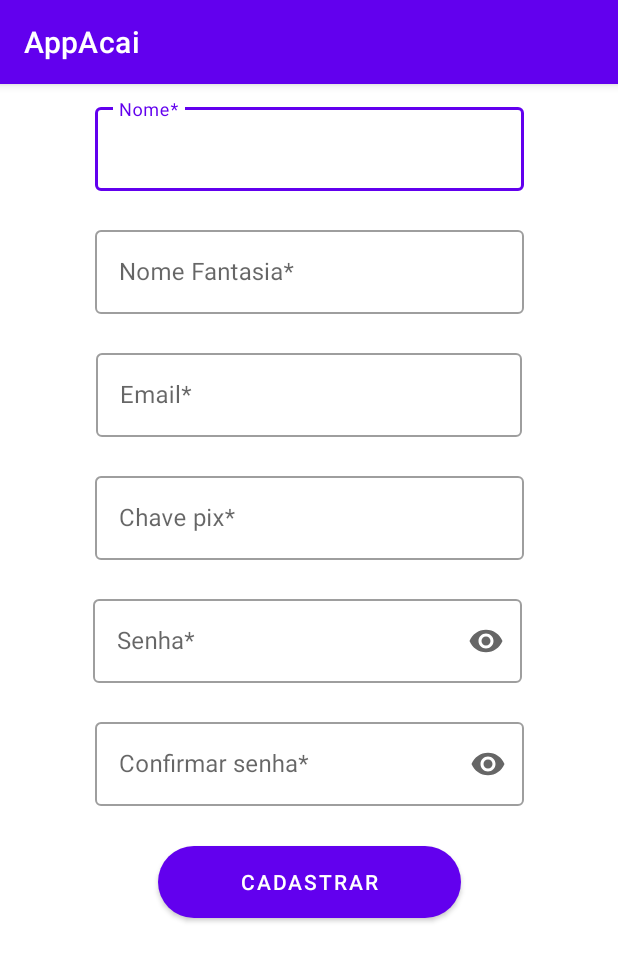
After one commit to Victor-Drt/ifam-devm-appacai, an Android app: the CadastrarUsuarioActivity screen opened directly, with no data from a screen before it, on a phone screen of 412 x 824 dp. The commit adds this screen. Shown: the top 961 px of the screen. Run offline under Robolectric (Android 15) with nearby library versions, the phone set to English and light mode, and no system bars; libraries missing offline, so code that uses them is left out: org.jetbrains.anko.

Commit message:
add: back-end de cadastro de usuario

```diff
--- a/AppAcai/app/src/main/AndroidManifest.xml
+++ b/AppAcai/app/src/main/AndroidManifest.xml
@@ -10,6 +10,9 @@
         android:supportsRtl="true"
         android:theme="@style/Theme.AppAcai">
         <activity
+            android:name=".ui.cadastro_user.CadastrarUsuarioActivity"
+            android:exported="false" />
+        <activity
             android:name=".MainActivity"
             android:exported="true">
             <intent-filter>
--- a/AppAcai/app/src/main/java/com/ifam/devm/appacai/model/Usuario.kt
+++ b/AppAcai/app/src/main/java/com/ifam/devm/appacai/model/Usuario.kt
@@ -19,8 +19,8 @@ data class Usuario (
         var nomeEmpresa: String = "",
         @ColumnInfo(name = COLUMN_EMAIL)
         var email: String = "",
+        @ColumnInfo(name = COLUMN_CHAVEPIX)
+        var chavePix: String = "",
         @ColumnInfo(name = COLUMN_SENHA)
         var senha: String = "",
-        @ColumnInfo(name = COLUMN_CHAVEPIX)
-        var chavePix: String = "",
 ) : Parcelable
--- /dev/null
+++ b/AppAcai/app/src/main/java/com/ifam/devm/appacai/ui/cadastro_user/CadastrarUsuarioActivity.kt
@@ -0,0 +1,125 @@
+package com.ifam.devm.appacai.ui.cadastro_user
+
+import android.content.Intent
+import androidx.appcompat.app.AppCompatActivity
+import android.os.Bundle
+import android.util.Log
+import android.util.Patterns
+import com.ifam.devm.appacai.MainActivity
+import com.ifam.devm.appacai.R
+import com.ifam.devm.appacai.model.Usuario
+import com.ifam.devm.appacai.repository.room.AppDatabase
+import kotlinx.android.synthetic.main.activity_cadastrar_usuario.*
+import org.jetbrains.anko.doAsync
+import java.util.regex.Matcher
+
+class CadastrarUsuarioActivity : AppCompatActivity() {
+    private lateinit var nome: String
+    private lateinit var nomeFantasia: String
+    private lateinit var email: String
+    private lateinit var chavePix: String
+    private lateinit var senha: String
+    private lateinit var senhaConfirmar: String
+
+    override fun onCreate(savedInstanceState: Bundle?) {
+        super.onCreate(savedInstanceState)
+        setContentView(R.layout.activity_cadastrar_usuario)
+
+        setNullFields()
+
+//      quando o botão cadastrar for clicado é iniciado o processo abaixo
+        btCadastrar.setOnClickListener {
+            //instanciando usuario com os dados da textView
+            if(validarDados()) {
+                val novoCadastro = Usuario(
+                    1,
+                    txtNomeCadastrar.text.toString(),
+                    txtNomeFantasiaCadastrar.text.toString(),
+                    txtEmailCadastrar.text.toString(),
+                    txtPixCadastrar.text.toString(),
+                    txtSenhaCadastrar.text.toString(),
+                )
+
+                //comunicando com o database
+                val db = AppDatabase.getDatabase(this)
+                doAsync {
+                    db.usuarioDao().insert(novoCadastro)
+                }
+                //inicia outra activity
+                startActivity(Intent(this, MainActivity::class.java))
+                finish()
+            }
+        }
+}
+    private fun validarDados():Boolean {
+        // variáveis que recebem as informações inseridas pelo usuário no cadastro
+        nome = txtNomeCadastrar.text.toString()
+        nomeFantasia = txtNomeFantasiaCadastrar.text.toString()
+        email = txtEmailCadastrar.text.toString()
+        chavePix = txtPixCadastrar.text.toString()
+        senha = txtSenhaCadastrar.text.toString()
+        senhaConfirmar = txtConfirmarSenhaCadastrar.text.toString()
+
+        // se o campo de Nome  estiver vazio, uma mensagem de erro é emitida, senão segue com o cadastro
+        if (nome.isEmpty()){
+            cadUserLayoutInputTextUserName.error = "Insira um Nome!"
+            return false
+        }
+        cadUserLayoutInputTextUserName.error = null
+        // se o campo de nome fantasia estiver vazio, uma mensagem de erro é emitida, senão segue com o cadastro
+        if (nomeFantasia.isEmpty()) {
+            cadUserLayoutInputTextEmpresa.error = "Insira um nome fantasia"
+            return false
+        }
+        cadUserLayoutInputTextEmpresa.error = null
+
+        // se o campo de Email estiver vazio, uma mensagem de erro é emitida, senão segue com o cadastro
+        if (email.isEmpty()) {
+            cadUserLayoutInputTextEmail.error = "Insira um e-mail!"
+            return false
+            // se o Email não tiver formato válido, uma mensagem de erro é emitida, senão segue com o cadastro
+        } else if (!Patterns.EMAIL_ADDRESS.matcher(email).matches()) {
+            cadUserLayoutInputTextEmail.error = "E-mail inválido!"
+            return false
+        }
+        cadUserLayoutInputTextEmail.error = null
+
+        // se o campo de chave pix estiver vazio, uma mensagem de erro é emitida, senão segue com o cadastro
+        if (chavePix.isEmpty()){
+            cadUserLayoutInputTextPix.error = "Insira uma chave pix!"
+            return false
+        }
+        cadUserLayoutInputTextPix.error = null
+
+        // se o campo de Senha estiver vazio, uma mensagem de erro é emitida, senão segue com o cadastro
+        if (senha.isEmpty()){
+            cadUserLayoutInputTextSenha.error = "Insira uma Senha!"
+            return false
+        }
+        cadUserLayoutInputTextSenha.error = null
+        //se o campo de Confirmar a Senha estiver diferente do campo Senha, uma mensagem de erro é emitida
+        //Senão segue com o cadastro
+        if (senha != senhaConfirmar){
+            cadUserLayoutInputTextConfirmaSenha.error = "Senhas não correspondem!"
+            return false
+        }
+        cadUserLayoutInputTextConfirmaSenha.error = null
+        return true
+    }
+
+    fun setNullFields() {
+        //setando os layout input texts para null
+        //nenhuma mensagem de erro é emitida inicialmente
+        cadUserLayoutInputTextUserName.error = null
+        cadUserLayoutInputTextEmpresa.error = null
+        cadUserLayoutInputTextEmail.error = null
+        cadUserLayoutInputTextPix.error = null
+        cadUserLayoutInputTextSenha.error = null
+        cadUserLayoutInputTextConfirmaSenha.error = null
+    }
+}
+
+//função para forçar um retorno de true na mask e partner
+private operator fun Matcher.not(): Boolean {
+    return true
+}
--- /dev/null
+++ b/AppAcai/app/src/main/res/layout/activity_cadastrar_usuario.xml
@@ -0,0 +1,148 @@
+<?xml version="1.0" encoding="utf-8"?>
+<androidx.constraintlayout.widget.ConstraintLayout xmlns:android="http://schemas.android.com/apk/res/android"
+    xmlns:app="http://schemas.android.com/apk/res-auto"
+    xmlns:tools="http://schemas.android.com/tools"
+    android:layout_width="match_parent"
+    android:layout_height="match_parent"
+    tools:context=".ui.cadastro_user.CadastrarUsuarioActivity">
+
+    <com.google.android.material.textfield.TextInputLayout
+        android:id="@+id/cadUserLayoutInputTextUserName"
+        style="@style/Widget.MaterialComponents.TextInputLayout.OutlinedBox"
+        android:layout_width="286dp"
+        android:layout_height="82dp"
+        android:layout_marginTop="10dp"
+        android:layout_marginBottom="15dp"
+        app:errorEnabled="true"
+        app:layout_constraintEnd_toEndOf="parent"
+        app:layout_constraintHorizontal_bias="0.5"
+        app:layout_constraintStart_toStartOf="parent"
+        app:layout_constraintTop_toTopOf="parent">
+
+        <com.google.android.material.textfield.TextInputEditText
+            android:id="@+id/txtNomeCadastrar"
+            android:layout_width="match_parent"
+            android:layout_height="56dp"
+            android:hint="@string/text_nome_field"
+            android:singleLine="true" />
+
+    </com.google.android.material.textfield.TextInputLayout>
+
+    <com.google.android.material.textfield.TextInputLayout
+        android:id="@+id/cadUserLayoutInputTextEmpresa"
+        style="@style/Widget.MaterialComponents.TextInputLayout.OutlinedBox"
+        android:layout_width="286dp"
+        android:layout_height="82dp"
+        app:errorEnabled="true"
+        app:layout_constraintEnd_toEndOf="parent"
+        app:layout_constraintStart_toStartOf="parent"
+        app:layout_constraintTop_toBottomOf="@+id/cadUserLayoutInputTextUserName"
+        app:layout_constraintVertical_bias="0.029">
+
+        <com.google.android.material.textfield.TextInputEditText
+            android:id="@+id/txtNomeFantasiaCadastrar"
+            android:layout_width="match_parent"
+            android:layout_height="56dp"
+            android:hint="@string/text_nomeEmpresa_field"
+            android:singleLine="true" />
+
+    </com.google.android.material.textfield.TextInputLayout>
+
+    <com.google.android.material.textfield.TextInputLayout
+        android:id="@+id/cadUserLayoutInputTextEmail"
+        style="@style/Widget.MaterialComponents.TextInputLayout.OutlinedBox"
+        android:layout_width="284dp"
+        android:layout_height="82dp"
+        app:errorEnabled="true"
+        app:layout_constraintBottom_toTopOf="@+id/cadUserLayoutInputTextPix"
+        app:layout_constraintEnd_toEndOf="parent"
+        app:layout_constraintStart_toStartOf="parent"
+        app:layout_constraintTop_toBottomOf="@+id/cadUserLayoutInputTextEmpresa">
+
+        <com.google.android.material.textfield.TextInputEditText
+            android:id="@+id/txtEmailCadastrar"
+            android:layout_width="match_parent"
+            android:layout_height="56dp"
+            android:hint="@string/text_email_field"
+            android:inputType="textEmailAddress"
+            android:singleLine="true" />
+
+    </com.google.android.material.textfield.TextInputLayout>
+
+    <com.google.android.material.textfield.TextInputLayout
+        android:id="@+id/cadUserLayoutInputTextPix"
+        style="@style/Widget.MaterialComponents.TextInputLayout.OutlinedBox"
+        android:layout_width="286dp"
+        android:layout_height="82dp"
+        app:errorEnabled="true"
+        app:layout_constraintBottom_toTopOf="@+id/cadUserLayoutInputTextSenha"
+        app:layout_constraintEnd_toEndOf="parent"
+        app:layout_constraintStart_toStartOf="parent"
+        app:layout_constraintTop_toBottomOf="@+id/cadUserLayoutInputTextEmail">
+
+        <com.google.android.material.textfield.TextInputEditText
+            android:id="@+id/txtPixCadastrar"
+            android:layout_width="match_parent"
+            android:layout_height="56dp"
+            android:hint="@string/text_pix_field"
+            android:singleLine="true" />
+
+    </com.google.android.material.textfield.TextInputLayout>
+
+    <com.google.android.material.textfield.TextInputLayout
+        android:id="@+id/cadUserLayoutInputTextConfirmaSenha"
+        style="@style/Widget.MaterialComponents.TextInputLayout.OutlinedBox"
+        android:layout_width="286dp"
+        android:layout_height="82dp"
+        app:endIconMode="password_toggle"
+        app:errorEnabled="true"
+        app:layout_constraintEnd_toEndOf="parent"
+        app:layout_constraintStart_toStartOf="parent"
+        app:layout_constraintTop_toBottomOf="@+id/cadUserLayoutInputTextSenha">
+
+        <com.google.android.material.textfield.TextInputEditText
+            android:id="@+id/txtConfirmarSenhaCadastrar"
+            android:layout_width="match_parent"
+            android:layout_height="56dp"
+            android:hint="@string/text_confirmarSenha_field"
+            android:inputType="textPassword"
+            android:singleLine="true" />
+    </com.google.android.material.textfield.TextInputLayout>
+
+    <com.google.android.material.textfield.TextInputLayout
+        android:id="@+id/cadUserLayoutInputTextSenha"
+        style="@style/Widget.MaterialComponents.TextInputLayout.OutlinedBox"
+        android:layout_width="286dp"
+        android:layout_height="82dp"
+        app:endIconMode="password_toggle"
+        app:errorEnabled="true"
+        app:layout_constraintEnd_toEndOf="parent"
+        app:layout_constraintHorizontal_bias="0.494"
+        app:layout_constraintStart_toStartOf="parent"
+        app:layout_constraintTop_toBottomOf="@+id/cadUserLayoutInputTextPix">
+
+        <com.google.android.material.textfield.TextInputEditText
+            android:id="@+id/txtSenhaCadastrar"
+            android:layout_width="match_parent"
+            android:layout_height="56dp"
+            android:hint="@string/text_senha_field"
+            android:inputType="textPassword"
+            android:singleLine="true" />
+
+    </com.google.android.material.textfield.TextInputLayout>
+
+    <com.google.android.material.button.MaterialButton
+        android:id="@+id/btCadastrar"
+        android:layout_width="202dp"
+        android:layout_height="60dp"
+        android:layout_marginBottom="40dp"
+        android:height="60dp"
+        android:text="@string/cadastrar"
+        app:cornerRadius="100dp"
+        app:layout_constraintBottom_toBottomOf="parent"
+        app:layout_constraintEnd_toEndOf="parent"
+        app:layout_constraintStart_toStartOf="parent"
+        app:layout_constraintTop_toBottomOf="@+id/cadUserLayoutInputTextConfirmaSenha"
+        app:layout_constraintVertical_bias="0.0" />
+
+</androidx.constraintlayout.widget.ConstraintLayout>
--- a/AppAcai/app/src/main/res/values/strings.xml
+++ b/AppAcai/app/src/main/res/values/strings.xml
@@ -1,3 +1,10 @@
 <resources>
     <string name="app_name">AppAcai</string>
+    <string name="text_nome_field">Nome*</string>
+    <string name="text_nomeEmpresa_field">Nome Fantasia*</string>
+    <string name="text_email_field">Email*</string>
+    <string name="text_pix_field">Chave pix*</string>
+    <string name="text_confirmarSenha_field">Confirmar senha*</string>
+    <string name="text_senha_field">Senha*</string>
+    <string name="cadastrar">Cadastrar</string>
 </resources>
--- a/AppAcai/build.gradle
+++ b/AppAcai/build.gradle
@@ -2,6 +2,8 @@
 buildscript {
     ext {
         roomVersion = '2.3.0'
+        anko_version = '0.10.8'
+        coroutines_version = '1.3.7'
     }
     repositories {
         google()
```
Also changed, not shown: AppAcai/app/build.gradle (+53 -3 lines), AppAcai/app/src/main/java/com/ifam/devm/appacai/MainActivity.kt (+16 -0 lines), AppAcai/app/src/main/java/com/ifam/devm/appacai/repository/BaseDataSource.kt (added, +8 -0 lines), AppAcai/app/src/main/java/com/ifam/devm/appacai/repository/UsuarioDataSource.kt (added, +11 -0 lines), AppAcai/app/src/main/java/com/ifam/devm/appacai/repository/room/AppDatabase.kt (added, +42 -0 lines), AppAcai/app/src/main/java/com/ifam/devm/appacai/repository/room/UsuarioRepository.kt (added, +60 -0 lines), AppAcai/app/src/main/java/com/ifam/devm/appacai/repository/room/dao/BaseDao.kt (added, +33 -0 lines), AppAcai/app/src/main/java/com/ifam/devm/appacai/repository/room/dao/UsuarioDao.kt (added, +39 -0 lines), AppAcai/app/src/main/res/layout/activity_main.xml (+8 -0 lines).
